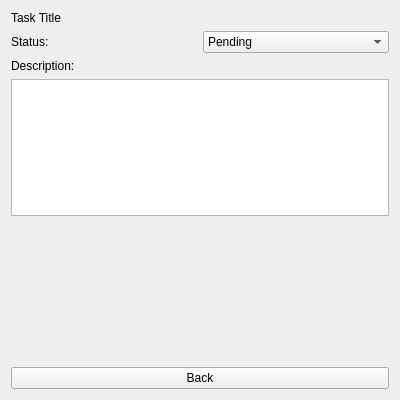
38lukas/LearningPython, file LifeLog/src/life_log/ui/views/detail_window.ui: the form before one commit.
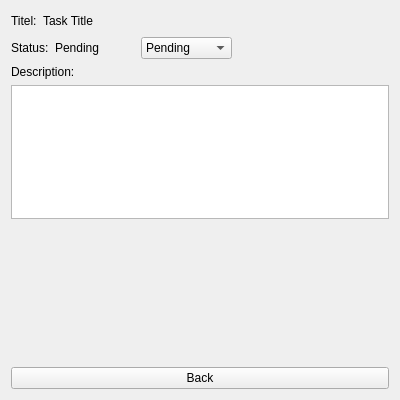
The form after the commit.

Commit message: LiefLog: Added color to Status, Added Exit button. GR EDA: Set up Environment

Patch:
```diff
--- a/LifeLog/src/life_log/ui/views/detail_window.ui
+++ b/LifeLog/src/life_log/ui/views/detail_window.ui
@@ -17,21 +17,64 @@
    <item>
     <layout class="QVBoxLayout" name="info_layout">
      <item>
-      <widget class="QLabel" name="titel_label">
-       <property name="text">
-        <string>Task Title</string>
-       </property>
-      </widget>
+      <layout class="QHBoxLayout" name="horizontalLayout">
+       <item>
+        <widget class="QLabel" name="titel_titel">
+         <property name="text">
+          <string>Titel:</string>
+         </property>
+        </widget>
+       </item>
+       <item>
+        <widget class="QLabel" name="titel_label">
+         <property name="minimumSize">
+          <size>
+           <width>0</width>
+           <height>0</height>
+          </size>
+         </property>
+         <property name="text">
+          <string>Task Title</string>
+         </property>
+        </widget>
+       </item>
+       <item>
+        <spacer name="titel_spacer">
+         <property name="orientation">
+          <enum>Qt::Orientation::Horizontal</enum>
+         </property>
+         <property name="sizeHint" stdset="0">
+          <size>
+           <width>24</width>
+           <height>20</height>
+          </size>
+         </property>
+        </spacer>
+       </item>
+      </layout>
      </item>
      <item>
       <layout class="QHBoxLayout" name="status_layout">
        <item>
-        <widget class="QLabel" name="status_label">
+        <widget class="QLabel" name="status_title">
          <property name="text">
           <string>Status:</string>
          </property>
         </widget>
        </item>
+       <item>
+        <widget class="QLabel" name="status_label">
+         <property name="minimumSize">
+          <size>
+           <width>80</width>
+           <height>0</height>
+          </size>
+         </property>
+         <property name="text">
+          <string>Pending</string>
+         </property>
+        </widget>
+       </item>
        <item>
         <widget class="QComboBox" name="status_menu">
          <property name="editable">
@@ -57,6 +100,19 @@
          </item>
         </widget>
        </item>
+       <item>
+        <spacer name="horizontalSpacer">
+         <property name="orientation">
+          <enum>Qt::Orientation::Horizontal</enum>
+         </property>
+         <property name="sizeHint" stdset="0">
+          <size>
+           <width>40</width>
+           <height>20</height>
+          </size>
+         </property>
+        </spacer>
+       </item>
       </layout>
      </item>
      <item>
```
The commit also changes 32 other files.
